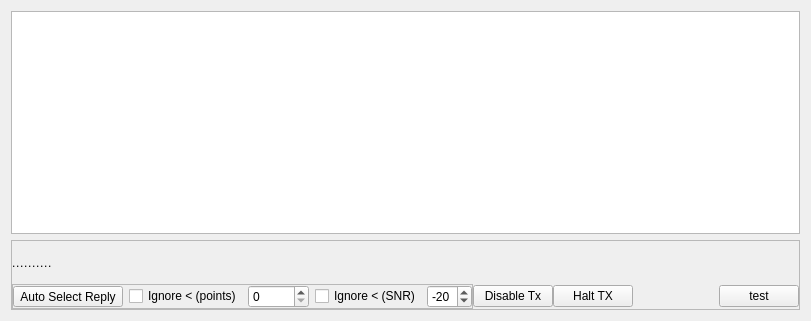
The window that mqt/MqtLogger/WsjtxFrame.ui (Rsclub22/Minos2-Mirror) describes before a commit, drawn with Qt 5.
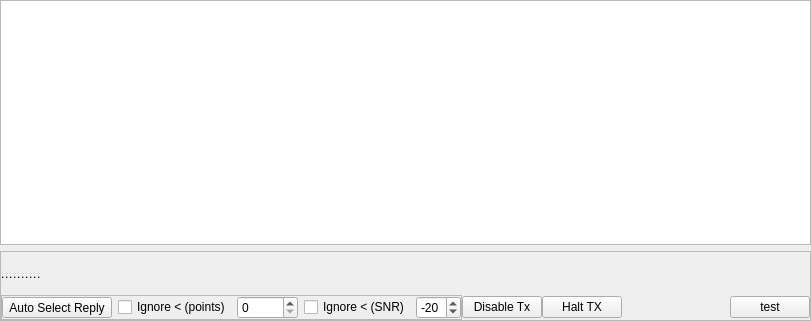
The same window after the commit.

Commit message: Remove excess space round wsjt list

```diff
--- a/mqt/MqtLogger/WsjtxFrame.ui
+++ b/mqt/MqtLogger/WsjtxFrame.ui
@@ -14,6 +14,18 @@
    <string>Frame</string>
   </property>
   <layout class="QVBoxLayout" name="verticalLayout_2">
+   <property name="leftMargin">
+    <number>0</number>
+   </property>
+   <property name="topMargin">
+    <number>0</number>
+   </property>
+   <property name="rightMargin">
+    <number>0</number>
+   </property>
+   <property name="bottomMargin">
+    <number>0</number>
+   </property>
    <item>
     <widget class="QTableView" name="decodes_table_view_">
      <property name="focusPolicy">
@@ -40,8 +52,8 @@
        <rect>
         <x>0</x>
         <y>0</y>
-        <width>791</width>
-        <height>73</height>
+        <width>809</width>
+        <height>68</height>
        </rect>
       </property>
       <layout class="QVBoxLayout" name="verticalLayout">
```
